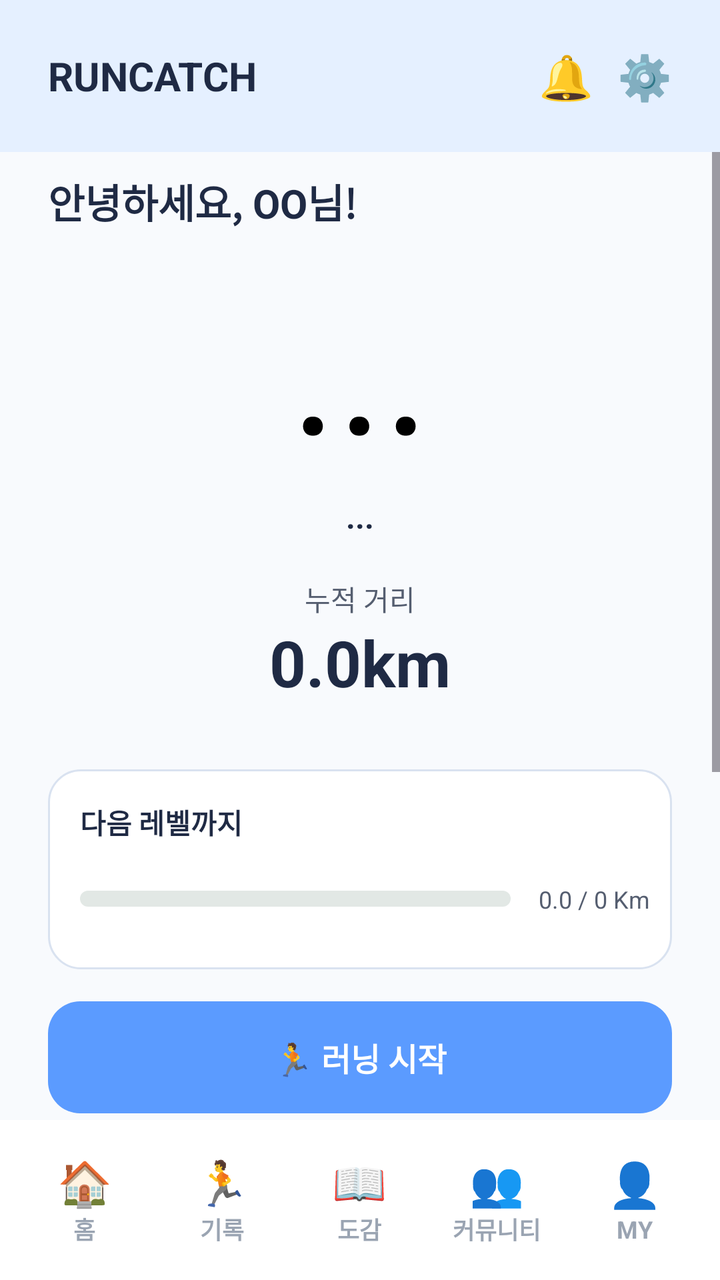
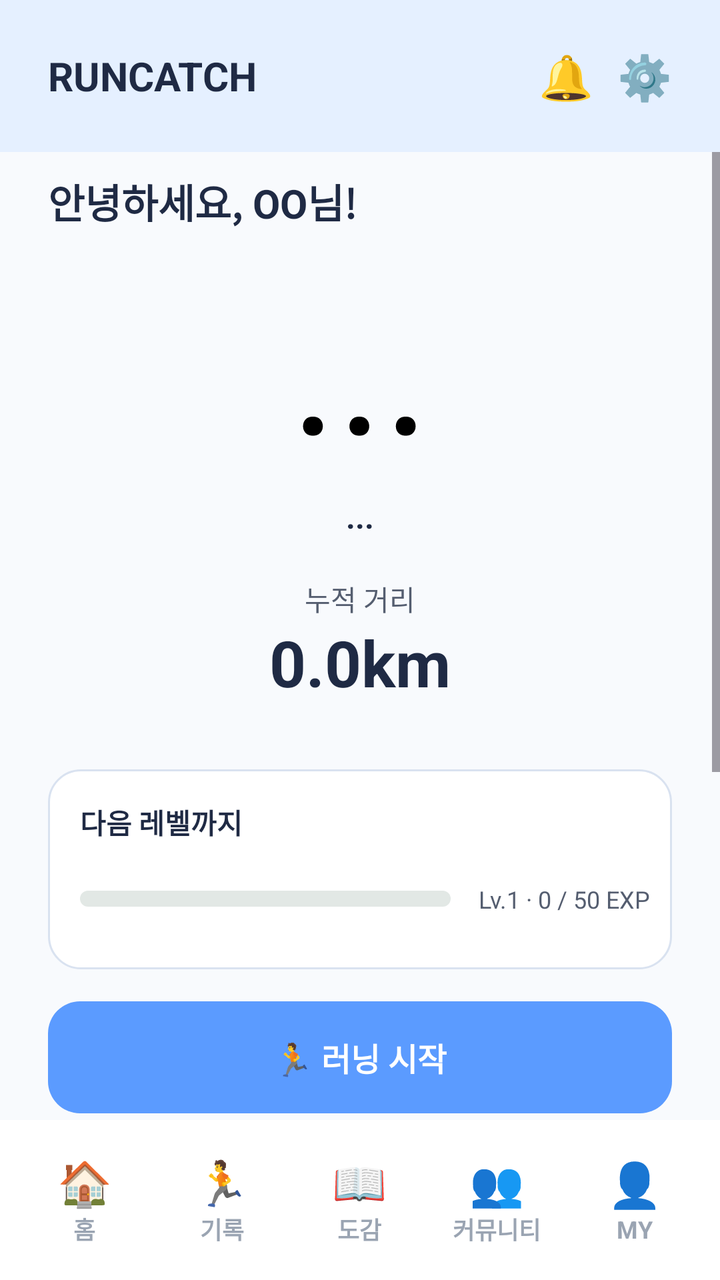

Before-and-after screenshots of an Android layout around one commit, followed by the original layout XML and the change that was made.
<!-- AndroidManifest.xml: application theme Theme.RunCatch -->
<!-- res/layout/activity_main.xml -->
<?xml version="1.0" encoding="utf-8"?>
<LinearLayout
    xmlns:android="http://schemas.android.com/apk/res/android"
    android:id="@+id/main"
    android:layout_width="match_parent"
    android:layout_height="match_parent"
    android:background="@color/background"
    android:orientation="vertical">

    <LinearLayout
        android:id="@+id/headerLayout"
        android:layout_width="match_parent"
        android:layout_height="wrap_content"
        android:background="@color/header_background"
        android:orientation="vertical">

        <LinearLayout
            android:layout_width="match_parent"
            android:layout_height="76dp"
            android:gravity="center_vertical"
            android:orientation="horizontal"
            android:paddingStart="24dp"
            android:paddingEnd="24dp">

            <TextView
                android:id="@+id/titleText"
                android:layout_width="0dp"
                android:layout_height="wrap_content"
                android:layout_weight="1"
                android:text="RUNCATCH"
                android:textColor="@color/text_primary"
                android:textSize="20sp"
                android:textStyle="bold" />

            <TextView
                android:id="@+id/notificationButton"
                android:layout_width="wrap_content"
                android:layout_height="wrap_content"
                android:contentDescription="알림"
                android:text="🔔"
                android:textColor="@color/black"
                android:textSize="22sp" />

            <TextView
                android:id="@+id/settingsButton"
                android:layout_width="wrap_content"
                android:layout_height="wrap_content"
                android:layout_marginStart="12dp"
                android:contentDescription="설정"
                android:text="⚙️"
                android:textColor="@color/black"
                android:textSize="22sp" />

        </LinearLayout>

    </LinearLayout>

    <ScrollView
        android:layout_width="match_parent"
        android:layout_height="0dp"
        android:layout_weight="1"
        android:fillViewport="true">

        <LinearLayout
            android:layout_width="match_parent"
            android:layout_height="wrap_content"
            android:orientation="vertical"
            android:paddingBottom="15dp">

            <TextView
                android:id="@+id/greetingText"
                android:layout_width="wrap_content"
                android:layout_height="wrap_content"
                android:layout_marginStart="24dp"
                android:layout_marginTop="10dp"
                android:text="안녕하세요, OO님!"
                android:textColor="@color/text_primary"
                android:textSize="20sp"
                android:textStyle="bold" />

            <TextView
                android:id="@+id/characterImageText"
                android:layout_width="match_parent"
                android:layout_height="120dp"
                android:layout_marginTop="12dp"
                android:gravity="center"
                android:text="..."
                android:includeFontPadding="false"
                android:textColor="@color/black"
                android:textSize="88sp" />

            <TextView
                android:id="@+id/characterNameText"
                android:layout_width="match_parent"
                android:layout_height="wrap_content"
                android:gravity="center"
                android:text="..."
                android:textColor="@color/text_primary"
                android:textSize="16sp"
                android:textStyle="bold" />

            <TextView
                android:layout_width="match_parent"
                android:layout_height="wrap_content"
                android:layout_marginTop="20dp"
                android:gravity="center"
                android:text="누적 거리"
                android:textColor="@color/text_secondary"
                android:textSize="14sp" />

            <TextView
                android:id="@+id/distanceText"
                android:layout_width="match_parent"
                android:layout_height="wrap_content"
                android:gravity="center"
                android:text="0.0km"
                android:textColor="@color/text_primary"
                android:textSize="32sp"
                android:textStyle="bold" />

            <LinearLayout
                android:layout_width="match_parent"
                android:layout_height="100dp"
                android:layout_marginStart="24dp"
                android:layout_marginTop="32dp"
                android:layout_marginEnd="24dp"
                android:background="@drawable/bg_card"
                android:orientation="vertical"
                android:paddingStart="16dp"
                android:paddingTop="16dp"
                android:paddingEnd="11dp">

                <TextView
                    android:layout_width="wrap_content"
                    android:layout_height="wrap_content"
                    android:text="다음 레벨까지"
                    android:textColor="@color/text_primary"
                    android:textSize="14sp"
                    android:textStyle="bold" />

                <LinearLayout
                    android:layout_width="match_parent"
                    android:layout_height="wrap_content"
                    android:layout_marginTop="20dp"
                    android:gravity="center_vertical"
                    android:orientation="horizontal">

                    <ProgressBar
                        android:id="@+id/nextLevelProgress"
                        style="?android:attr/progressBarStyleHorizontal"
                        android:layout_width="0dp"
                        android:layout_height="8dp"
                        android:layout_weight="1"
                        android:max="100"
                        android:progressDrawable="@drawable/progress_next_character" />

                    <TextView
                        android:id="@+id/nextLevelText"
                        android:layout_width="wrap_content"
                        android:layout_height="wrap_content"
                        android:layout_marginStart="14dp"
                        android:text="0.0 / 0 Km"
                        android:textColor="@color/text_secondary"
                        android:textSize="12sp" />

                </LinearLayout>

            </LinearLayout>

            <androidx.appcompat.widget.AppCompatButton
                android:id="@+id/startButton"
                android:layout_width="match_parent"
                android:layout_height="56dp"
                android:layout_marginStart="24dp"
                android:layout_marginTop="16dp"
                android:layout_marginEnd="24dp"
                android:background="@drawable/bg_primary_button"
                android:stateListAnimator="@null"
                android:text="🏃 러닝 시작"
                android:textColor="@color/white"
                android:textSize="16sp"
                android:textStyle="bold" />

            <LinearLayout
                android:layout_width="match_parent"
                android:layout_height="wrap_content"
                android:layout_marginStart="24dp"
                android:layout_marginTop="24dp"
                android:layout_marginEnd="24dp"
                android:background="@drawable/bg_card_outline"
                android:orientation="vertical">

                <FrameLayout
                    android:layout_width="match_parent"
                    android:layout_height="32dp">

                    <TextView
                        android:layout_width="wrap_content"
                        android:layout_height="wrap_content"
                        android:layout_gravity="center"
                        android:text="러닝 기록"
                        android:textColor="@color/text_primary"
                        android:textSize="16sp"
                        android:textStyle="bold" />

                    <TextView
                        android:id="@+id/moreRecordsButton"
                        android:layout_width="wrap_content"
                        android:layout_height="match_parent"
                        android:layout_gravity="end"
                        android:background="?attr/selectableItemBackgroundBorderless"
                        android:clickable="true"
                        android:focusable="true"
                        android:gravity="center"
                        android:paddingStart="16dp"
                        android:paddingEnd="16dp"
                        android:text="더보기"
                        android:textColor="@color/text_hint"
                        android:textSize="12sp"
                        android:textStyle="bold" />

                </FrameLayout>

                <LinearLayout
                    android:id="@+id/recentRunContainer"
                    android:layout_width="match_parent"
                    android:layout_height="108dp"
                    android:background="@drawable/bg_card_plain"
                    android:gravity="center_vertical"
                    android:orientation="horizontal"
                    android:paddingStart="17dp"
                    android:paddingEnd="17dp">

                    <include
                        android:id="@+id/recentRun1"
                        layout="@layout/item_recent_run" />

                    <Space
                        android:layout_width="19dp"
                        android:layout_height="match_parent" />

                    <include
                        android:id="@+id/recentRun2"
                        layout="@layout/item_recent_run" />

                    <Space
                        android:layout_width="19dp"
                        android:layout_height="match_parent" />

                    <include
                        android:id="@+id/recentRun3"
                        layout="@layout/item_recent_run" />

                </LinearLayout>

            </LinearLayout>

            <LinearLayout
                android:layout_width="match_parent"
                android:layout_height="90dp"
                android:layout_marginStart="24dp"
                android:layout_marginTop="6dp"
                android:layout_marginEnd="24dp"
                android:background="@drawable/bg_card"
                android:orientation="vertical"
                android:paddingStart="16dp"
                android:paddingTop="12dp"
                android:paddingEnd="16dp">

                <TextView
                    android:layout_width="wrap_content"
                    android:layout_height="wrap_content"
                    android:text="이번 주 러닝"
                    android:textColor="@color/text_primary"
                    android:textSize="16sp"
                    android:textStyle="bold" />

                <LinearLayout
                    android:layout_width="match_parent"
                    android:layout_height="wrap_content"
                    android:layout_marginTop="12dp"
                    android:gravity="center_vertical"
                    android:orientation="horizontal">

                    <TextView
                        android:id="@+id/weeklyDistanceText"
                        android:layout_width="0dp"
                        android:layout_height="wrap_content"
                        android:layout_weight="1"
                        android:text="0.0 km"
                        android:textColor="@color/text_primary"
                        android:textSize="18sp"
                        android:textStyle="bold" />

                    <TextView
                        android:id="@+id/streakText"
                        android:layout_width="wrap_content"
                        android:layout_height="wrap_content"
                        android:text="🔥 연속 러닝 0일째"
                        android:textColor="@color/text_secondary"
                        android:textSize="18sp"
                        android:textStyle="bold" />

                </LinearLayout>

            </LinearLayout>

        </LinearLayout>

    </ScrollView>

    <include
        android:id="@+id/bottomNavLayout"
        layout="@layout/bottom_nav" />

</LinearLayout>
<!-- res/layout/item_recent_run.xml (included above) -->
<?xml version="1.0" encoding="utf-8"?>
<LinearLayout
    xmlns:android="http://schemas.android.com/apk/res/android"
    android:layout_width="0dp"
    android:layout_height="90dp"
    android:layout_weight="1"
    android:background="@drawable/bg_record_item"
    android:gravity="center_horizontal"
    android:orientation="vertical">

    <TextView
        android:layout_width="wrap_content"
        android:layout_height="28dp"
        android:gravity="center"
        android:includeFontPadding="false"
        android:text="🏃"
        android:textColor="@color/black"
        android:textSize="20sp" />

    <TextView
        android:id="@+id/runDistanceText"
        android:layout_width="wrap_content"
        android:layout_height="26dp"
        android:gravity="center"
        android:includeFontPadding="false"
        android:textColor="@color/text_primary"
        android:textSize="22sp"
        android:textStyle="bold" />

    <TextView
        android:id="@+id/runTimeText"
        android:layout_width="wrap_content"
        android:layout_height="18dp"
        android:gravity="center"
        android:includeFontPadding="false"
        android:textColor="@color/text_primary"
        android:textSize="12sp"
        android:textStyle="bold" />

    <TextView
        android:id="@+id/runDateText"
        android:layout_width="wrap_content"
        android:layout_height="16dp"
        android:gravity="center"
        android:includeFontPadding="false"
        android:textColor="@color/text_primary"
        android:textSize="11sp"
        android:textStyle="bold" />

</LinearLayout>
<!-- res/layout/bottom_nav.xml (included above) -->
<?xml version="1.0" encoding="utf-8"?>
<LinearLayout xmlns:android="http://schemas.android.com/apk/res/android"
    android:id="@+id/collection"
    android:layout_width="match_parent"
    android:layout_height="wrap_content"
    android:background="@color/white"
    android:gravity="bottom"
    android:orientation="vertical">

    <LinearLayout
        android:layout_width="match_parent"
        android:layout_height="80dp"
        android:orientation="horizontal"
        android:paddingStart="8dp"
        android:paddingEnd="8dp">

        <LinearLayout
            android:id="@+id/homeNavButton"
            android:layout_width="0dp"
            android:layout_height="match_parent"
            android:layout_weight="1"
            android:background="?android:attr/selectableItemBackgroundBorderless"
            android:clickable="true"
            android:focusable="true"
            android:gravity="center"
            android:orientation="vertical">

            <TextView
                android:layout_width="wrap_content"
                android:layout_height="wrap_content"
                android:text="🏠"
                android:textColor="@color/black"
                android:textSize="22sp" />

            <TextView
                android:layout_width="wrap_content"
                android:layout_height="wrap_content"
                android:duplicateParentState="true"
                android:text="홈"
                android:textColor="@color/nav_label"
                android:textSize="12sp"
                android:textStyle="bold" />

        </LinearLayout>

        <LinearLayout
            android:id="@+id/recordNavButton"
            android:layout_width="0dp"
            android:layout_height="match_parent"
            android:layout_weight="1"
            android:background="?android:attr/selectableItemBackgroundBorderless"
            android:clickable="true"
            android:focusable="true"
            android:gravity="center"
            android:orientation="vertical">

            <TextView
                android:layout_width="wrap_content"
                android:layout_height="wrap_content"
                android:text="🏃"
                android:textColor="@color/black"
                android:textSize="22sp" />

            <TextView
                android:layout_width="wrap_content"
                android:layout_height="wrap_content"
                android:duplicateParentState="true"
                android:text="기록"
                android:textColor="@color/nav_label"
                android:textSize="12sp"
                android:textStyle="bold" />

        </LinearLayout>

        <LinearLayout
            android:id="@+id/collectionNavButton"
            android:layout_width="0dp"
            android:layout_height="match_parent"
            android:layout_weight="1"
            android:background="?android:attr/selectableItemBackgroundBorderless"
            android:clickable="true"
            android:focusable="true"
            android:gravity="center"
            android:orientation="vertical">

            <TextView
                android:layout_width="wrap_content"
                android:layout_height="wrap_content"
                android:text="📖"
                android:textColor="@color/black"
                android:textSize="22sp" />

            <TextView
                android:layout_width="wrap_content"
                android:layout_height="wrap_content"
                android:duplicateParentState="true"
                android:text="도감"
                android:textColor="@color/nav_label"
                android:textSize="12sp"
                android:textStyle="bold" />

        </LinearLayout>

        <LinearLayout
            android:id="@+id/communityNavButton"
            android:layout_width="0dp"
            android:layout_height="match_parent"
            android:layout_weight="1"
            android:background="?android:attr/selectableItemBackgroundBorderless"
            android:clickable="true"
            android:focusable="true"
            android:gravity="center"
            android:orientation="vertical">

            <TextView
                android:layout_width="wrap_content"
                android:layout_height="wrap_content"
                android:text="👥"
                android:textColor="@color/black"
                android:textSize="22sp" />

            <TextView
                android:layout_width="wrap_content"
                android:layout_height="wrap_content"
                android:duplicateParentState="true"
                android:text="커뮤니티"
                android:textColor="@color/nav_label"
                android:textSize="12sp"
                android:textStyle="bold" />

        </LinearLayout>

        <LinearLayout
            android:id="@+id/myNavButton"
            android:layout_width="0dp"
            android:layout_height="match_parent"
            android:layout_weight="1"
            android:background="?android:attr/selectableItemBackgroundBorderless"
            android:clickable="true"
            android:focusable="true"
            android:gravity="center"
            android:orientation="vertical">

            <TextView
                android:layout_width="wrap_content"
                android:layout_height="wrap_content"
                android:text="👤"
                android:textColor="@color/black"
                android:textSize="22sp" />

            <TextView
                android:layout_width="wrap_content"
                android:layout_height="wrap_content"
                android:duplicateParentState="true"
                android:text="MY"
                android:textColor="@color/nav_label"
                android:textSize="12sp"
                android:textStyle="bold" />

        </LinearLayout>
    </LinearLayout>
</LinearLayout>
<!-- resources referenced by this layout -->
<resources>
  <color name="background">#FFF8FAFD</color>
  <color name="black">#FF000000</color>
  <color name="header_background">#FFE5F0FF</color>
  <color name="text_hint">#FFAEAEB2</color>
  <color name="text_primary">#FF1F2A44</color>
  <color name="text_secondary">#FF555E70</color>
  <color name="white">#FFFFFFFF</color>
  <!-- drawable bg_card (drawable) -->
  <?xml version="1.0" encoding="utf-8"?>
  <shape xmlns:android="http://schemas.android.com/apk/res/android"
      android:shape="rectangle">
      <solid android:color="@color/white" />
      <stroke
          android:width="1dp"
          android:color="@color/card_stroke" />
      <corners android:radius="16dp" />
  </shape>
  <!-- drawable bg_card_outline (drawable) -->
  <?xml version="1.0" encoding="utf-8"?>
  <shape xmlns:android="http://schemas.android.com/apk/res/android"
      android:shape="rectangle">
      <stroke
          android:width="1dp"
          android:color="@color/card_stroke" />
      <corners android:radius="16dp" />
  </shape>
  <!-- drawable bg_card_plain (drawable) -->
  <?xml version="1.0" encoding="utf-8"?>
  <shape xmlns:android="http://schemas.android.com/apk/res/android"
      android:shape="rectangle">
      <solid android:color="@color/white" />
      <corners android:radius="16dp" />
  </shape>
  <!-- drawable bg_primary_button (drawable) -->
  <?xml version="1.0" encoding="utf-8"?>
  <ripple xmlns:android="http://schemas.android.com/apk/res/android"
      android:color="#33FFFFFF">
      <item>
          <shape android:shape="rectangle">
              <solid android:color="@color/primary" />
              <corners android:radius="16dp" />
          </shape>
      </item>
  </ripple>
  <!-- drawable bg_record_item (drawable) -->
  <?xml version="1.0" encoding="utf-8"?>
  <shape xmlns:android="http://schemas.android.com/apk/res/android"
      android:shape="rectangle">
      <solid android:color="@color/header_background" />
      <corners android:radius="12dp" />
  </shape>
  <!-- drawable progress_next_character (drawable) -->
  <?xml version="1.0" encoding="utf-8"?>
  <layer-list xmlns:android="http://schemas.android.com/apk/res/android">
      <item android:id="@android:id/background">
          <shape android:shape="rectangle">
              <solid android:color="@color/progress_track" />
              <corners android:radius="4dp" />
          </shape>
      </item>
      <item android:id="@android:id/progress">
          <scale android:scaleWidth="100%">
              <shape android:shape="rectangle">
                  <solid android:color="@color/primary" />
                  <corners android:radius="4dp" />
              </shape>
          </scale>
      </item>
  </layer-list>
  <style name="Theme.RunCatch" parent="Base.Theme.RunCatch" />
  <color name="card_stroke">#FFD9E2F0</color>
  <color name="primary">#FF5B9BFF</color>
  <color name="progress_track">#FFE2E8E5</color>
  <style name="Base.Theme.RunCatch" parent="Theme.Material3.DayNight.NoActionBar">
          
          
      </style>
</resources>

<!-- the commit's change to res/layout/activity_main.xml (unified diff, before → after) -->
@@ -159,7 +159,7 @@
                         android:layout_width="wrap_content"
                         android:layout_height="wrap_content"
                         android:layout_marginStart="14dp"
-                        android:text="0.0 / 0 Km"
+                        android:text="Lv.1 · 0 / 50 EXP"
                         android:textColor="@color/text_secondary"
                         android:textSize="12sp" />
 
